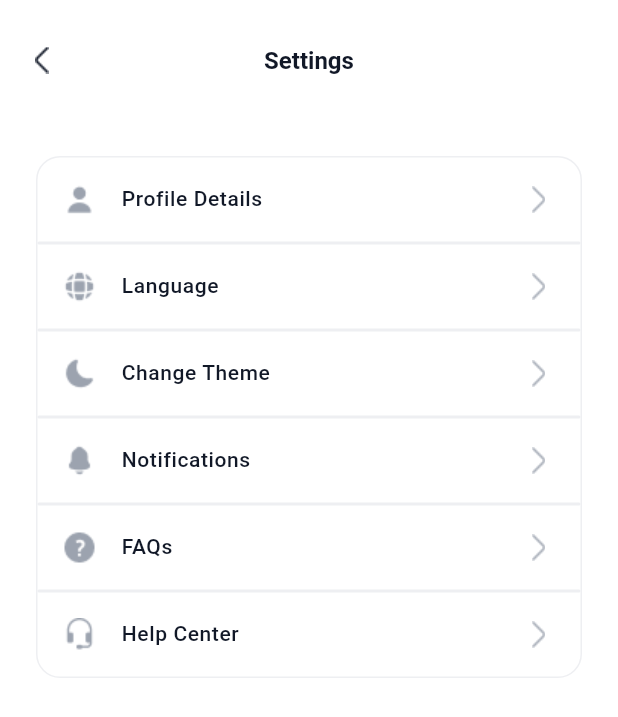
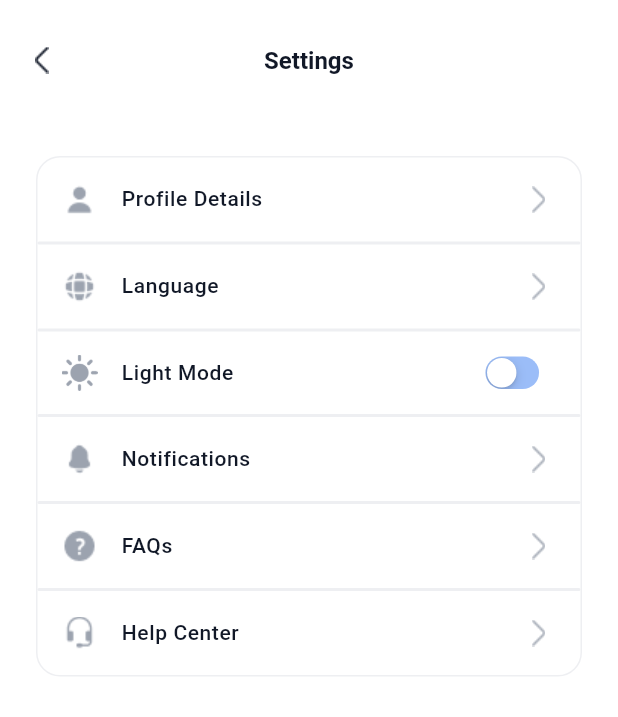
Before and after one commit to DargaHasanBasri/word_prime, a Flutter app: the SettingsPage screen opened directly, on a phone screen of 412 x 824 dp. Shown: the top 717 px of the screen. Run offline on Flutter 3.47's test engine with Material 3 defaults, Android fonts, the phone set to English and light mode, and no system bars; our stand-ins replace cached_network_image, dotted_border, easy_localization, get_it.

Commit message:
Fix app language and theme

```diff
--- /dev/null
+++ b/lib/base/enums/locales.dart
@@ -0,0 +1,38 @@
+import 'dart:ui';
+
+enum Locales {
+  tr(Locale('tr', 'TR')),
+  en(Locale('en', 'US'));
+
+  final Locale locale;
+  const Locales(this.locale);
+
+  static final List<Locale> supportedLocales = [
+    Locales.tr.locale,
+    Locales.en.locale,
+  ];
+
+  /// Tracks the language change status in string type for the
+  /// custom radio button created within the scope of the project.
+  static Locale getLocaleFromString(String language) {
+    switch (language) {
+      case 'English':
+        return Locales.en.locale;
+      case 'Turkish':
+        return Locales.tr.locale;
+      default:
+        throw ArgumentError("Unsupported language: $language");
+    }
+  }
+
+  /// Tracks the language change status of type Locale for the
+  /// custom radio button created within the project.
+  static String getStringFromLocale(Locale language) {
+    for (var locale in Locales.values) {
+      if (locale.locale == language) {
+        return locale == Locales.en ? 'English' : 'Turkish';
+      }
+    }
+    throw ArgumentError("Unsupported language: $language");
+  }
+}
--- a/lib/export.dart
+++ b/lib/export.dart
@@ -80,3 +80,4 @@ export 'package:word_prime/ui/pages/quiz/quiz_provider.dart';
 export 'package:word_prime/ui/pages/quiz/quiz_page.dart';
 export 'package:word_prime/ui/pages/quiz/quiz_view_model.dart';
 export 'package:flutter/gestures.dart';
+export 'package:word_prime/base/enums/locales.dart';
--- a/lib/providers/app_theme_provider.dart
+++ b/lib/providers/app_theme_provider.dart
@@ -1,11 +1,21 @@
 import 'package:flutter/material.dart';
 
 final class AppThemeProvider extends ChangeNotifier {
+  final _brightness =
+      WidgetsBinding.instance.platformDispatcher.platformBrightness;
+
   ThemeMode _themeMode = ThemeMode.system;
   ThemeMode get themeMode => _themeMode;
 
-  set themeMode(ThemeMode themeMode) {
-    _themeMode = themeMode;
+  bool get isDarkMode {
+    if (_themeMode == ThemeMode.system) {
+      return _brightness == Brightness.dark;
+    }
+    return _themeMode == ThemeMode.dark;
+  }
+
+  void toggleTheme(bool isOn) {
+    _themeMode = isOn ? ThemeMode.dark : ThemeMode.light;
     notifyListeners();
   }
 }
--- a/lib/ui/pages/settings/components/settings_item.dart
+++ b/lib/ui/pages/settings/components/settings_item.dart
@@ -1,8 +1,10 @@
+import 'package:flutter/cupertino.dart';
 import 'package:word_prime/export.dart';
+import 'package:word_prime/providers/app_theme_provider.dart';
 
 class SettingsItem extends StatelessWidget {
   final String title;
-  final VoidCallback onTab;
+  final VoidCallback? onTab;
   final String iconAddress;
   final bool? isFirst;
   final bool? isLast;
@@ -10,8 +12,8 @@ class SettingsItem extends StatelessWidget {
   const SettingsItem({
     super.key,
     required this.title,
-    required this.onTab,
     required this.iconAddress,
+    this.onTab,
     this.isFirst,
     this.isLast,
     this.isSwitchButton,
@@ -19,6 +21,7 @@ class SettingsItem extends StatelessWidget {
 
   @override
   Widget build(BuildContext context) {
+    final themeProvider = Provider.of<AppThemeProvider>(context);
     return ClipRRect(
       borderRadius: BorderRadius.vertical(
         top: Radius.circular(isFirst == true ? 16 : 0),
@@ -29,10 +32,12 @@ class SettingsItem extends StatelessWidget {
           top: Radius.circular(isFirst == true ? 16 : 0),
           bottom: Radius.circular(isLast == true ? 16 : 0),
         ),
-        onTap: () => onTab.call(),
+        onTap: isSwitchButton == true ? null : () => onTab?.call(),
         child: Ink(
           child: Padding(
-            padding: AppPaddings.paddingMediumAll,
+            padding: isSwitchButton == true
+                ? AppPaddings.paddingMediumHorizontal
+                : AppPaddings.paddingMediumAll,
             child: Row(
               children: [
                 Image.asset(
@@ -47,7 +52,20 @@ class SettingsItem extends StatelessWidget {
                 ),
                 const Spacer(),
                 isSwitchButton == true
-                    ? SizedBox()
+                    ? Padding(
+                        padding: AppPaddings.paddingSmallVertical,
+                        child: Transform.scale(
+                          scale: 0.7,
+                          child: CupertinoSwitch(
+                            activeColor: AppColors.rhino,
+                            trackColor: AppColors.pastelBlue,
+                            value: themeProvider.isDarkMode,
+                            onChanged: (value) {
+                              themeProvider.toggleTheme(value);
+                            },
+                          ),
+                        ),
+                      )
                     : Image.asset(
                         AppAssets.icArrowBackRightPath,
                         color: Theme.of(context).colorScheme.onTertiary,
--- a/lib/ui/pages/settings/settings_page.dart
+++ b/lib/ui/pages/settings/settings_page.dart
@@ -1,5 +1,6 @@
 import 'package:easy_localization/easy_localization.dart';
 import 'package:word_prime/export.dart';
+import 'package:word_prime/providers/app_theme_provider.dart';
 import 'package:word_prime/ui/pages/settings/components/change_language_popup.dart';
 import 'package:word_prime/ui/pages/settings/components/settings_item.dart';
 
@@ -31,7 +32,8 @@ class _SettingsPageState extends BaseStatefulState<SettingsPage> {
   }
 
   Widget _buildBody(BuildContext context) {
-    _vm.selectedLanguage.value = _vm.getStringFromLocale(context.locale);
+    _vm.selectedLanguage.value = Locales.getStringFromLocale(context.locale);
+    final themeProvider = Provider.of<AppThemeProvider>(context);
     return Column(
       children: [
         Container(
@@ -70,7 +72,7 @@ class _SettingsPageState extends BaseStatefulState<SettingsPage> {
                           },
                           onTapCancelButton: () {
                             _vm.selectedLanguage.value =
-                                _vm.getStringFromLocale(context.locale);
+                                Locales.getStringFromLocale(context.locale);
                             appRoutes.popIfBackStackNotEmpty();
                           },
                           onTapConfirmButton: () {
@@ -89,9 +91,13 @@ class _SettingsPageState extends BaseStatefulState<SettingsPage> {
               ),
               customDivider(),
               SettingsItem(
-                title: LocaleKeys.settings_chooseTheme.locale,
-                onTab: () {},
-                iconAddress: AppAssets.icDarkModePath,
+                title: themeProvider.isDarkMode
+                    ? LocaleKeys.settings_darkMode.locale
+                    : LocaleKeys.settings_lightMode.locale,
+                isSwitchButton: true,
+                iconAddress: themeProvider.isDarkMode
+                    ? AppAssets.icDarkModePath
+                    : AppAssets.icLightModePath,
               ),
               customDivider(),
               SettingsItem(
--- a/lib/ui/pages/settings/settings_view_model.dart
+++ b/lib/ui/pages/settings/settings_view_model.dart
@@ -5,28 +5,6 @@ class SettingsViewModel extends BaseViewModel {
   ValueNotifier<String> selectedLanguage = ValueNotifier('');
 
   void changeLanguage(String newLanguage, BuildContext context) {
-    context.setLocale(getLocaleFromString(newLanguage));
-  }
-
-  Locale getLocaleFromString(String language) {
-    switch (language) {
-      case 'English':
-        return AppLocaleConstants.EN_LOCALE;
-      case 'Turkish':
-        return AppLocaleConstants.TR_LOCALE;
-      default:
-        throw ArgumentError("Unsupported language: $language");
-    }
-  }
-
-  String getStringFromLocale(Locale language) {
-    switch (language) {
-      case AppLocaleConstants.EN_LOCALE:
-        return 'English';
-      case AppLocaleConstants.TR_LOCALE:
-        return 'Turkish';
-      default:
-        throw ArgumentError("Unsupported language: $language");
-    }
+    context.setLocale(Locales.getLocaleFromString(newLanguage));
   }
 }
--- a/lib/utils/app_assets.dart
+++ b/lib/utils/app_assets.dart
@@ -16,6 +16,7 @@ final class AppAssets {
   static String icArrowUpPath = _imagePath('ic_arrow_up');
   static String icAddPhotoPath = _imagePath('ic_add_photo');
   static String icDarkModePath = _imagePath('ic_dark_mode');
+  static String icLightModePath = _imagePath('ic_light_mode');
   static String icFaqsPath = _imagePath('ic_faqs');
   static String icHelpPath = _imagePath('ic_help');
   static String icLanguagePath = _imagePath('ic_language');
```
Also changed, not shown: lib/main.dart (+3 -7 lines), assets/images/ic_light_mode.png (added).
